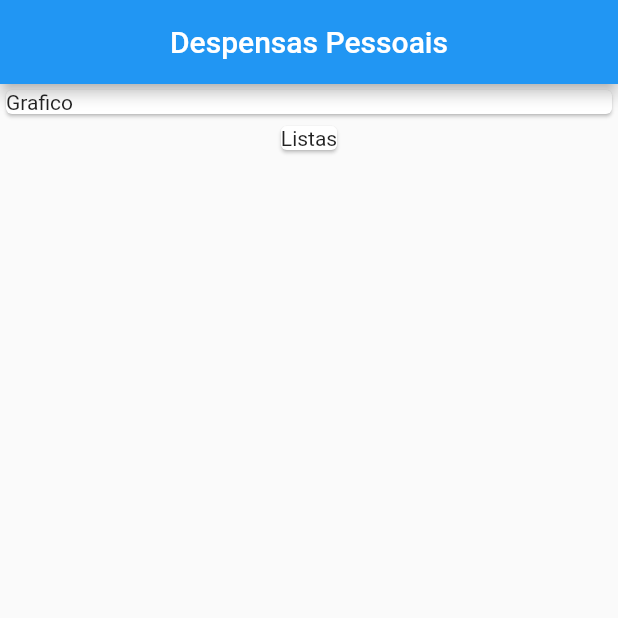
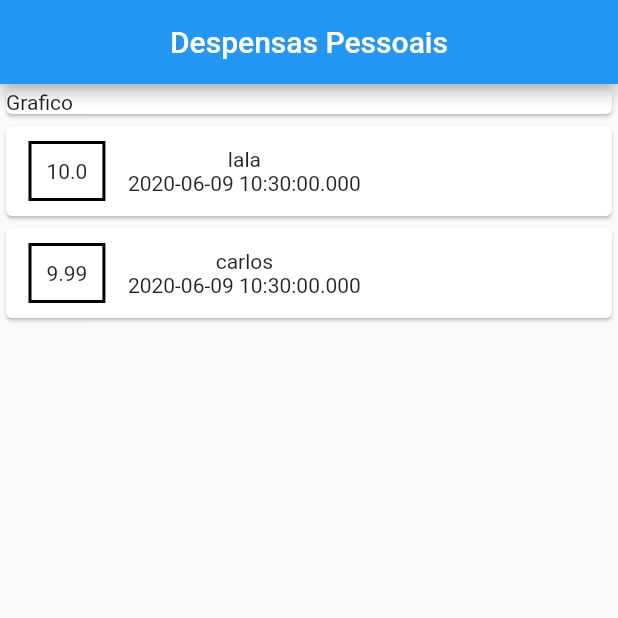
Before and after one commit to CriandoGames/expense_example_app, a Flutter app: the screen it shows after launch, on a phone screen of 412 x 824 dp, the top half of it. Run offline on Flutter 3.47's test engine with Material 2 defaults, Android fonts, the phone set to English and light mode, and no system bars; our stand-ins replace get.

Commit message:
vers 1.0

```diff
--- a/lib/screen/Home_View.dart
+++ b/lib/screen/Home_View.dart
@@ -5,17 +5,8 @@ class Home extends StatelessWidget {
   //teste
 
   final List<Transaction> _transaction = [
-    Transaction(
-      id: "t1",
-     title: "lala",
-     value: 10.0,
-      date: DateTime.now()
-      ),
-    Transaction(
-      id: "t2",
-      title: "carlos",
-       value: 9.99,
-        date: DateTime.now()),
+    Transaction(id: "t1", title: "lala", value: 10.0, date: DateTime.now()),
+    Transaction(id: "t2", title: "carlos", value: 9.99, date: DateTime.now()),
   ];
 
   @override
@@ -33,8 +24,38 @@ class Home extends StatelessWidget {
                 child: Text("Grafico"),
               ),
             ),
-            Card(
-              child: Text("Listas"),
+            Column(
+              children: <Widget>[
+                ..._transaction.map((e) {
+                  return Card(
+                    child: Row(
+                      children: <Widget>[
+                        Container(
+                          margin: EdgeInsets.symmetric(
+                            horizontal: 15,
+                            vertical: 10,
+                          ),
+                          decoration: BoxDecoration(
+                              border: Border.all(
+                            color: Colors.black,
+                            width: 2,
+                          )),
+                          padding: EdgeInsets.all(10),
+                          child: Text(
+                            e.value.toString(),
+                          ),
+                        ),
+                        Column(
+                          children: <Widget>[
+                            Text(e.title),
+                            Text(e.date.toString()),
+                          ],
+                        ),
+                      ],
+                    ),
+                  );
+                })
+              ],
             ),
           ],
         ));
```
